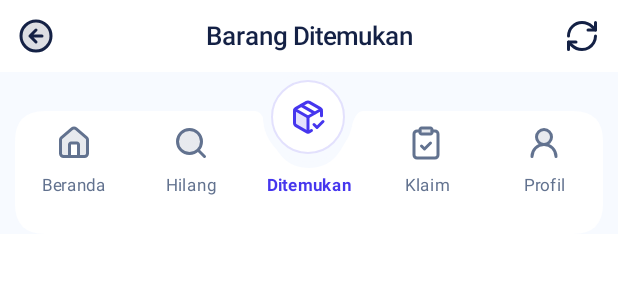
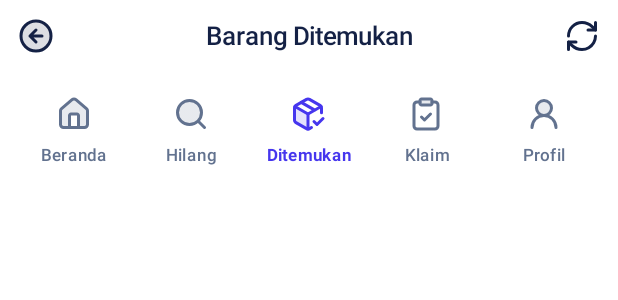
Before and after one commit to rrrafaa/TemuBarang, an Android app built with Jetpack Compose: the @Preview function AppChromePreview, on a phone screen of 412 x 824 dp. Shown: the top 300 px of the screen. Run offline under Robolectric (Android 15) with nearby library versions, the phone set to English and light mode, and no system bars.

Commit message:
fix(ui): single report notice, require found photo, dock lost CTA and transparent bottom navbar

```diff
--- a/app/src/main/java/com/example/temubarang/features/found/model/FoundFormValidator.kt
+++ b/app/src/main/java/com/example/temubarang/features/found/model/FoundFormValidator.kt
@@ -5,6 +5,9 @@ import java.time.format.DateTimeParseException
 
 /** Validator tanpa dependensi Android, dapat diuji dengan local unit test. */
 object FoundFormValidator {
+    fun validatePhoto(hasPhoto: Boolean): String? =
+        if (hasPhoto) null else "Silakan tambahkan foto barang."
+
     fun validate(title: String, description: String, location: String, date: String): String? {
         if (title.trim().length !in 3..120) return "Nama barang harus 3–120 karakter."
         if (description.trim().length < 10) return "Deskripsi minimal 10 karakter."
--- a/app/src/main/java/com/example/temubarang/features/found/repository/FoundItemRepository.kt
+++ b/app/src/main/java/com/example/temubarang/features/found/repository/FoundItemRepository.kt
@@ -56,6 +56,7 @@ class FoundItemRepository(
         title: String, description: String, location: String, date: String, imageUri: Uri?, handover: FoundHandover
     ) = withContext(Dispatchers.IO) {
         val userId = requireUserId()
+        require(imageUri != null) { "Silakan tambahkan foto barang." }
         // Sesuai RLS Storage: <auth.uid()>/found/<uuid>.<ext>
         val path = imageUri?.let { uploadPhoto(userId, it) }
         try {
--- a/app/src/main/java/com/example/temubarang/features/found/viewmodel/FoundItemsViewModel.kt
+++ b/app/src/main/java/com/example/temubarang/features/found/viewmodel/FoundItemsViewModel.kt
@@ -82,7 +82,9 @@ class FoundItemsViewModel(private val repository: FoundItemRepository, private v
         onSuccess: () -> Unit
     ) {
         if (_uiState.value.isSaving) return
-        val validation = FoundFormValidator.validate(title, description, location, date) ?: handover.validate()
+        val validation = FoundFormValidator.validate(title, description, location, date)
+            ?: handover.validate()
+            ?: FoundFormValidator.validatePhoto(photo != null)
         if (validation != null) {
             _uiState.update { it.copy(error = validation) }
             return
--- a/app/src/main/java/com/example/temubarang/ui/component/AppBottomNavigation.kt
+++ b/app/src/main/java/com/example/temubarang/ui/component/AppBottomNavigation.kt
@@ -1,94 +1,63 @@
 package com.example.temubarang.ui.component
 
 import androidx.annotation.DrawableRes
-import androidx.compose.foundation.Canvas
-import androidx.compose.foundation.background
-import androidx.compose.foundation.border
 import androidx.compose.foundation.layout.*
 import androidx.compose.foundation.selection.selectable
 import androidx.compose.foundation.selection.selectableGroup
-import androidx.compose.foundation.shape.CircleShape
-import androidx.compose.material3.*
+import androidx.compose.material3.LocalContentColor
+import androidx.compose.material3.MaterialTheme
+import androidx.compose.material3.Text
 import androidx.compose.runtime.Composable
 import androidx.compose.runtime.CompositionLocalProvider
 import androidx.compose.ui.Alignment
 import androidx.compose.ui.Modifier
-import androidx.compose.ui.graphics.Path
 import androidx.compose.ui.semantics.Role
 import androidx.compose.ui.text.font.FontWeight
 import androidx.compose.ui.text.style.TextAlign
 import androidx.compose.ui.unit.dp
-import com.example.temubarang.ui.theme.BrandBackground
 import com.example.temubarang.ui.theme.BrandIndigo
 
 data class AppNavigationItem(val route: String, val label: String, @param:DrawableRes val icon: Int)
 
-/** Desain navbar semula: ikon aktif terangkat dan lekukan, navigasi tetap dikelola induk. */
+/**
+ * Navbar tanpa panel/bidang warna: area kosong mengikuti background Scaffold.
+ * Menu aktif tetap dikenali dari ikon berwarna dan label tebal, bukan bidang yang menutupi layar.
+ */
 @Composable
 fun AppBottomNavigation(
-    items: List<AppNavigationItem>, selectedRoute: String?, onSelect: (String) -> Unit,
+    items: List<AppNavigationItem>,
+    selectedRoute: String?,
+    onSelect: (String) -> Unit,
     modifier: Modifier = Modifier
 ) {
     if (items.isEmpty()) return
-    val active = items.indexOfFirst { it.route == selectedRoute }
-    val surface = MaterialTheme.colorScheme.surface
-    Column(modifier.background(BrandBackground).navigationBarsPadding().padding(horizontal = 10.dp)) {
-        Box(Modifier.fillMaxWidth().heightIn(min = 108.dp)) {
-            Canvas(Modifier.matchParentSize()) {
-                val top = 26.dp.toPx()
-                val corner = 20.dp.toPx()
-                val cx = (active + .5f) * size.width / items.size
-                val half = minOf(36.dp.toPx(), size.width / items.size / 2)
-                val path = Path().apply {
-                    if (active == 0) moveTo(0f, top) else {
-                        moveTo(0f, top + corner)
-                        quadraticTo(0f, top, corner, top)
-                    }
-                    if (active >= 0) {
-                        lineTo(cx - half, top)
-                        cubicTo(cx - half * .7f, top, cx - half * .8f, 64.dp.toPx(), cx, 64.dp.toPx())
-                        cubicTo(cx + half * .8f, 64.dp.toPx(), cx + half * .7f, top, cx + half, top)
-                    }
-                    if (active == items.lastIndex) lineTo(size.width, top) else {
-                        lineTo(size.width - corner, top)
-                        quadraticTo(size.width, top, size.width, top + corner)
-                    }
-                    lineTo(size.width, size.height - corner)
-                    quadraticTo(size.width, size.height, size.width - corner, size.height)
-                    lineTo(corner, size.height)
-                    quadraticTo(0f, size.height, 0f, size.height - corner)
-                    close()
-                }
-                drawPath(path, surface)
-            }
-            Row(Modifier.fillMaxWidth().selectableGroup()) {
-                items.forEachIndexed { index, item ->
-                    val selected = index == active
-                    Column(
-                        Modifier.weight(1f)
-                            .selectable(selected, role = Role.Tab, onClick = { onSelect(item.route) })
-                            .padding(top = if (selected) 0.dp else 34.dp, bottom = 12.dp),
-                        horizontalAlignment = Alignment.CenterHorizontally
-                    ) {
-                        if (selected) Box(
-                            Modifier.size(60.dp).background(BrandBackground, CircleShape).padding(5.dp)
-                                .background(surface, CircleShape)
-                                .border(1.dp, BrandIndigo.copy(alpha = .15f), CircleShape),
-                            contentAlignment = Alignment.Center
-                        ) {
-                            CompositionLocalProvider(LocalContentColor provides BrandIndigo) { AppIcon(item.icon, null) }
-                        } else Box(Modifier.height(26.dp), contentAlignment = Alignment.Center) {
-                            CompositionLocalProvider(LocalContentColor provides MaterialTheme.colorScheme.onSurfaceVariant) {
-                                AppIcon(item.icon, null)
-                            }
-                        }
-                        Spacer(Modifier.height(8.dp))
-                        Text(item.label, style = MaterialTheme.typography.labelSmall,
-                            fontWeight = if (selected) FontWeight.Bold else FontWeight.Normal,
-                            color = if (selected) BrandIndigo else MaterialTheme.colorScheme.onSurfaceVariant,
-                            textAlign = TextAlign.Center)
-                    }
-                }
+    Row(
+        modifier = modifier.fillMaxWidth().navigationBarsPadding()
+            .padding(horizontal = 10.dp, vertical = 8.dp).selectableGroup(),
+        verticalAlignment = Alignment.CenterVertically
+    ) {
+        items.forEach { item ->
+            val selected = item.route == selectedRoute
+            Column(
+                modifier = Modifier.weight(1f).heightIn(min = 64.dp)
+                    .selectable(selected = selected, role = Role.Tab) { onSelect(item.route) }
+                    .padding(horizontal = 2.dp, vertical = 6.dp),
+                horizontalAlignment = Alignment.CenterHorizontally,
+                verticalArrangement = Arrangement.Center
+            ) {
+                CompositionLocalProvider(
+                    LocalContentColor provides
+                        if (selected) BrandIndigo else MaterialTheme.colorScheme.onSurfaceVariant
+                ) { AppIcon(item.icon, item.label) }
+                Spacer(Modifier.height(8.dp))
+                Text(
+                    item.label,
+                    style = MaterialTheme.typography.labelSmall,
+                    fontWeight = if (selected) FontWeight.Bold else FontWeight.Medium,
+                    color = if (selected) BrandIndigo else MaterialTheme.colorScheme.onSurfaceVariant,
+                    textAlign = TextAlign.Center,
+                    maxLines = 2
+                )
             }
         }
     }
--- a/app/src/main/java/com/example/temubarang/ui/validation/ReportValidation.kt
+++ b/app/src/main/java/com/example/temubarang/ui/validation/ReportValidation.kt
@@ -41,7 +41,7 @@ object ReportValidation {
 
     fun found(
         title: String, description: String, location: String, date: String,
-        handover: FoundHandover, status: String
+        handover: FoundHandover, status: String, hasPhoto: Boolean = true
     ): Map<String, String> {
         val errors = common(title, description, location, date).apply {
         if (handover.category !in foundCategories) this["category"] = "Silakan pilih kategori barang."
@@ -56,10 +56,11 @@ object ReportValidation {
         }
         if (handover.pickupNotes.trim().length > 1000) this["notes"] = "Petunjuk maksimal 1.000 karakter."
         if (status !in setOf("open", "returned", "closed")) this["status"] = "Status laporan tidak valid."
+        if (!hasPhoto) this["photo"] = "Silakan tambahkan foto barang."
         }
         // Urutan error mengikuti posisi field pada form, bukan urutan penyusunan aturan.
         val order = listOf("title", "description", "category", "location", "date",
-            "campus", "custody", "pickup", "notes", "status")
+            "campus", "custody", "pickup", "notes", "status", "photo")
         return errors.entries.sortedBy { order.indexOf(it.key) }
             .associateTo(linkedMapOf()) { it.key to it.value }
     }
```
Also changed, not shown: app/src/main/java/com/example/temubarang/core/navigation/AppNavigation.kt (+2 -32 lines), app/src/main/java/com/example/temubarang/features/found/ui/screen/FoundItemFormScreen.kt (+12 -4 lines), app/src/main/java/com/example/temubarang/features/lost/ui/screen/LostItemsScreen.kt (+31 -35 lines).
